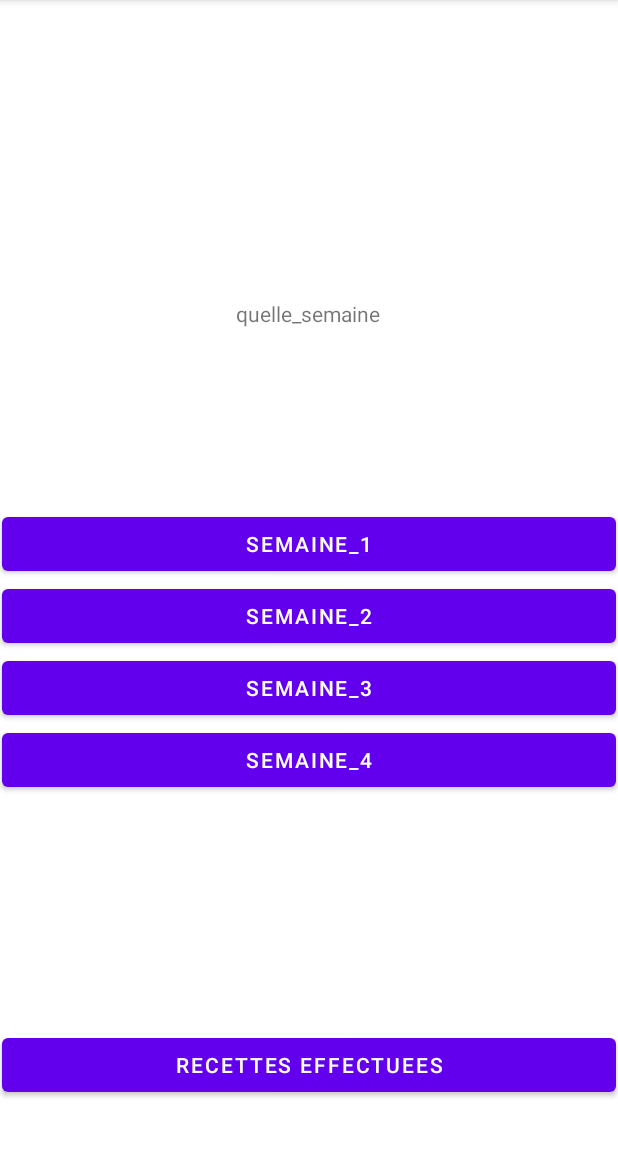
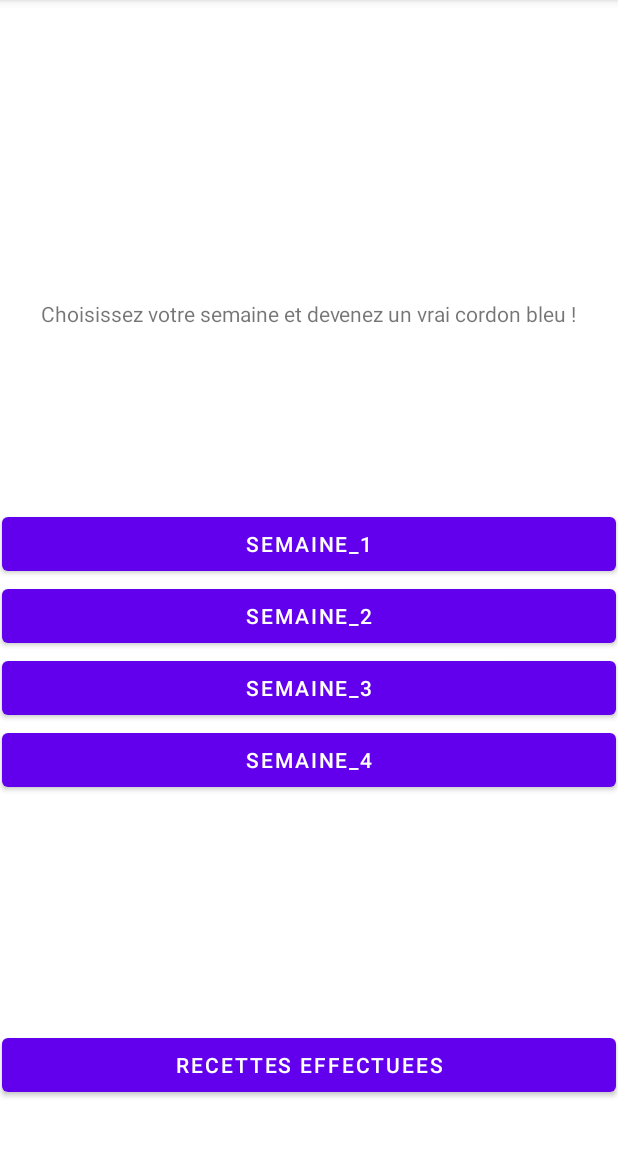
Before and after one commit to carolinelagarde/Cuistocs, an Android app: the SemaineActivity screen opened directly, with no data from a screen before it, on a phone screen of 412 x 824 dp, the part 84-1236 px from its top. Run offline under Robolectric (Android 15) with nearby library versions, the phone set to English and light mode, and no system bars.

Commit message:
changer nom du text view d'acitivité semaine

```diff
--- a/app/src/main/res/layout/activity_semaine.xml
+++ b/app/src/main/res/layout/activity_semaine.xml
@@ -85,7 +85,7 @@
         android:layout_marginEnd="87dp"
         android:layout_marginRight="87dp"
         android:layout_marginBottom="531dp"
-        android:text="@string/quelle_semaine"
+        android:text="Choisissez votre semaine et devenez un vrai cordon bleu !"
         app:layout_constraintBottom_toBottomOf="parent"
         app:layout_constraintEnd_toEndOf="parent"
         app:layout_constraintStart_toStartOf="parent"
```
